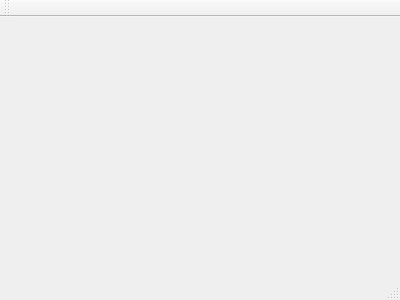
First picture: the form in src/mainwindow.ui, repository zhangjiechina001/CommunicationMonitor, before the edit.
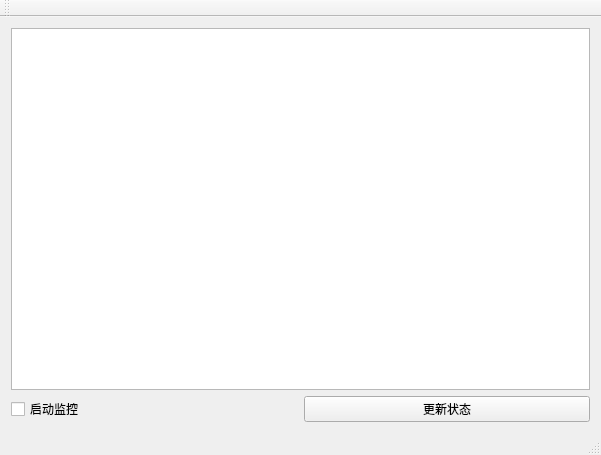
Second picture: the form after the edit.

What changed in the file:
```diff
--- a/src/mainwindow.ui
+++ b/src/mainwindow.ui
@@ -1,24 +1,59 @@
 <ui version="4.0">
  <class>MainWindow</class>
- <widget class="QMainWindow" name="MainWindow" >
-  <property name="geometry" >
+ <widget class="QMainWindow" name="MainWindow">
+  <property name="geometry">
    <rect>
     <x>0</x>
     <y>0</y>
-    <width>400</width>
-    <height>300</height>
+    <width>601</width>
+    <height>455</height>
    </rect>
   </property>
   <property name="windowTitle" >
    <string>MainWindow</string>
   </property>
-  <widget class="QMenuBar" name="menuBar" />
-  <widget class="QToolBar" name="mainToolBar" />
-  <widget class="QWidget" name="centralWidget" />
-  <widget class="QStatusBar" name="statusBar" />
+  <widget class="QWidget" name="centralWidget">
+   <layout class="QGridLayout" name="gridLayout">
+    <item row="1" column="0">
+     <widget class="QCheckBox" name="chbIsMonitor">
+      <property name="text">
+       <string>启动监控</string>
+      </property>
+     </widget>
+    </item>
+    <item row="1" column="1">
+     <widget class="QPushButton" name="btnUpdateStatus">
+      <property name="text">
+       <string>更新状态</string>
+      </property>
+     </widget>
+    </item>
+    <item row="0" column="0" colspan="2">
+     <widget class="QPlainTextEdit" name="txtLog"/>
+    </item>
+   </layout>
+  </widget>
+  <widget class="QMenuBar" name="menuBar">
+   <property name="geometry">
+    <rect>
+     <x>0</x>
+     <y>0</y>
+     <width>601</width>
+     <height>23</height>
+    </rect>
+   </property>
+  </widget>
+  <widget class="QToolBar" name="mainToolBar">
+   <attribute name="toolBarArea">
+    <enum>TopToolBarArea</enum>
+   </attribute>
+   <attribute name="toolBarBreak">
+    <bool>false</bool>
+   </attribute>
+  </widget>
+  <widget class="QStatusBar" name="statusBar"/>
  </widget>
- <layoutDefault spacing="6" margin="11" />
- <pixmapfunction></pixmapfunction>
+ <layoutdefault spacing="6" margin="11"/>
  <resources/>
  <connections/>
 </ui>
```
Left out of the diff: 3 changed lines with no effect on the pictures.
